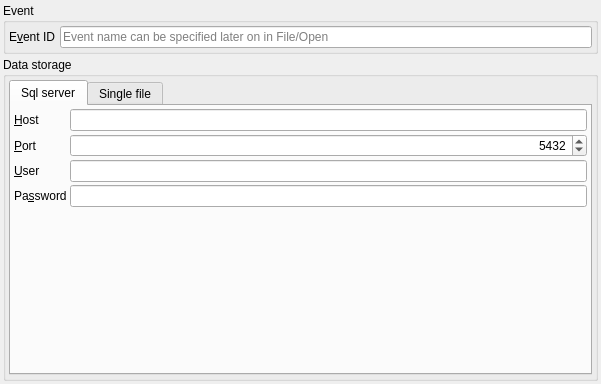
First picture: the form in quickevent/app/plugins/Event/src/connectdbdialogwidget.ui, repository Quick-Event/quickbox, before the edit.
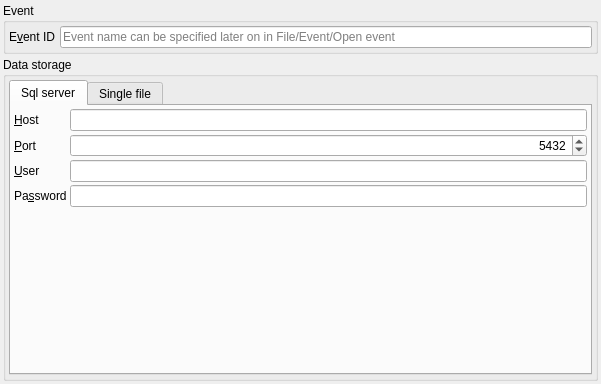
Second picture: the form after the edit.

Diff of the .ui file:
```diff
--- a/quickevent/app/plugins/Event/src/connectdbdialogwidget.ui
+++ b/quickevent/app/plugins/Event/src/connectdbdialogwidget.ui
@@ -60,7 +60,7 @@
       <item>
        <widget class="QLineEdit" name="edEventName">
         <property name="placeholderText">
-         <string>Event name can be specified later on in File/Open</string>
+         <string>Event name can be specified later on in File/Event/Open event</string>
         </property>
         <property name="clearButtonEnabled">
          <bool>true</bool>
```
